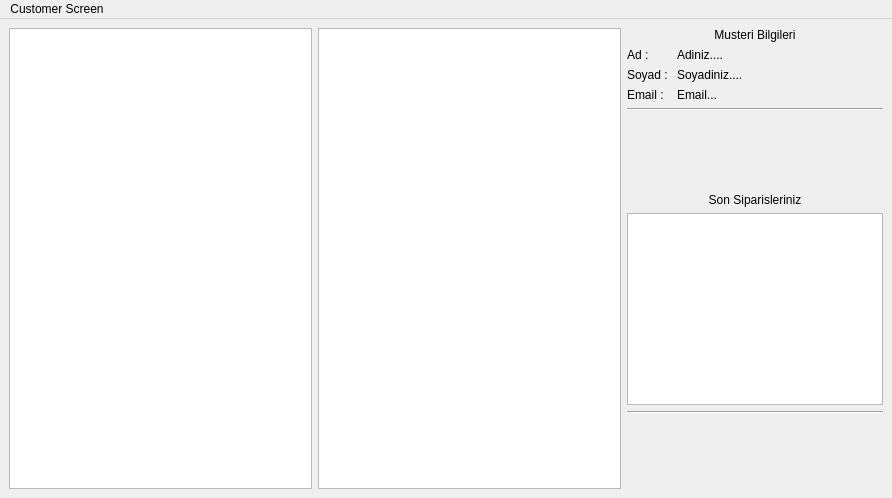
Before: the Qt Designer form customerwindow.ui in ahmettlevent/cafeYonetim, drawn with Qt 5.
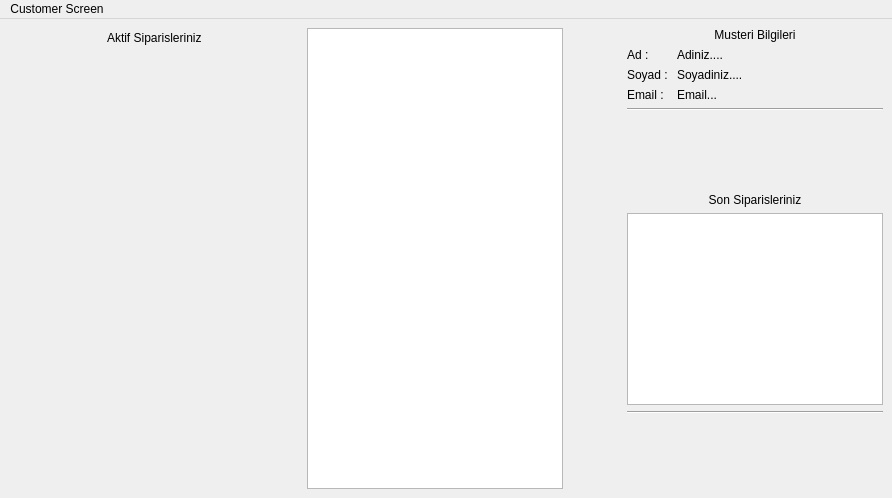
After: the same form once the commit is applied.

```diff
--- a/customerwindow.ui
+++ b/customerwindow.ui
@@ -15,13 +15,89 @@
   </property>
   <widget class="QWidget" name="centralwidget">
    <layout class="QHBoxLayout" name="horizontalLayout_2">
+    <item>
+     <spacer name="horizontalSpacer">
+      <property name="orientation">
+       <enum>Qt::Horizontal</enum>
+      </property>
+      <property name="sizeHint" stdset="0">
+       <size>
+        <width>40</width>
+        <height>20</height>
+       </size>
+      </property>
+     </spacer>
+    </item>
     <item>
      <layout class="QVBoxLayout" name="verticalLayout_2">
       <item>
-       <widget class="QListView" name="listView"/>
+       <layout class="QHBoxLayout" name="horizontalLayout_6">
+        <item>
+         <spacer name="horizontalSpacer_4">
+          <property name="orientation">
+           <enum>Qt::Horizontal</enum>
+          </property>
+          <property name="sizeHint" stdset="0">
+           <size>
+            <width>40</width>
+            <height>20</height>
+           </size>
+          </property>
+         </spacer>
+        </item>
+        <item>
+         <widget class="QLabel" name="label_9">
+          <property name="text">
+           <string>Aktif Siparisleriniz</string>
+          </property>
+         </widget>
+        </item>
+        <item>
+         <spacer name="horizontalSpacer_5">
+          <property name="orientation">
+           <enum>Qt::Horizontal</enum>
+          </property>
+          <property name="sizeHint" stdset="0">
+           <size>
+            <width>40</width>
+            <height>20</height>
+           </size>
+          </property>
+         </spacer>
+        </item>
+       </layout>
+      </item>
+      <item>
+       <layout class="QVBoxLayout" name="verticalLayout_4"/>
+      </item>
+      <item>
+       <spacer name="verticalSpacer_3">
+        <property name="orientation">
+         <enum>Qt::Vertical</enum>
+        </property>
+        <property name="sizeHint" stdset="0">
+         <size>
+          <width>20</width>
+          <height>40</height>
+         </size>
+        </property>
+       </spacer>
       </item>
      </layout>
     </item>
+    <item>
+     <spacer name="horizontalSpacer_3">
+      <property name="orientation">
+       <enum>Qt::Horizontal</enum>
+      </property>
+      <property name="sizeHint" stdset="0">
+       <size>
+        <width>40</width>
+        <height>20</height>
+       </size>
+      </property>
+     </spacer>
+    </item>
     <item>
      <layout class="QHBoxLayout" name="horizontalLayout_3">
       <item>
@@ -29,6 +105,19 @@
       </item>
      </layout>
     </item>
+    <item>
+     <spacer name="horizontalSpacer_2">
+      <property name="orientation">
+       <enum>Qt::Horizontal</enum>
+      </property>
+      <property name="sizeHint" stdset="0">
+       <size>
+        <width>40</width>
+        <height>20</height>
+       </size>
+      </property>
+     </spacer>
+    </item>
     <item>
      <layout class="QVBoxLayout" name="verticalLayout">
       <item>
```
